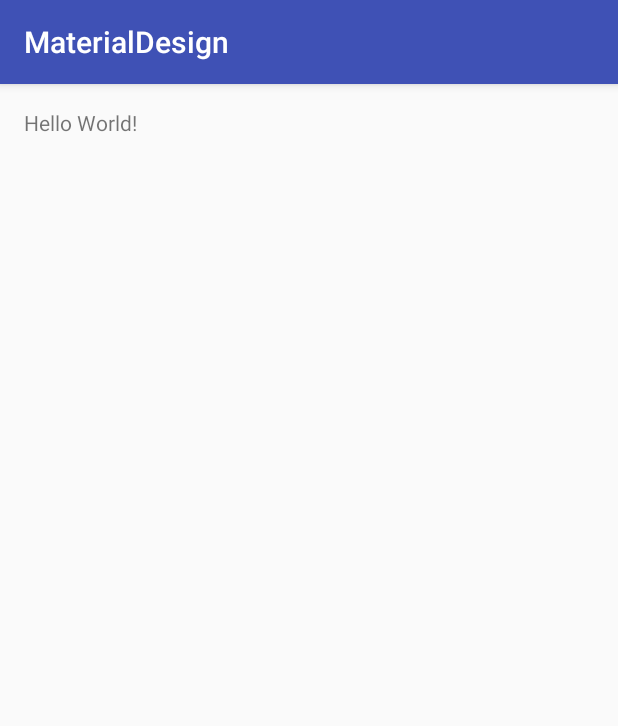
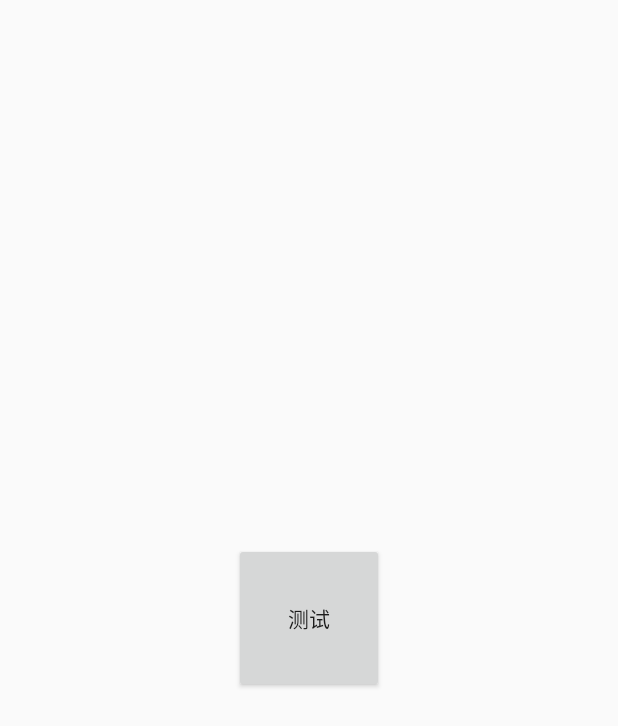
Before and after one commit to JalenFang/AndroidSample, an Android app: the screen it shows after launch (MainActivity), on a phone screen of 412 x 824 dp. Shown: the top 726 px of the screen. Run offline under Robolectric (Android 15) with nearby library versions, the phone set to English and light mode, and no system bars.

Commit message:
添加依赖文件

```diff
--- a/MaterialDesign/build.gradle
+++ b/MaterialDesign/build.gradle
@@ -25,5 +25,6 @@ dependencies {
         exclude group: 'com.android.support', module: 'support-annotations'
     })
     compile 'com.android.support:appcompat-v7:23.0.0'
+    compile 'com.android.support:design:23.3.0'
     testCompile 'junit:junit:4.12'
 }
--- a/MaterialDesign/src/main/res/layout/activity_main.xml
+++ b/MaterialDesign/src/main/res/layout/activity_main.xml
@@ -2,14 +2,17 @@
 <RelativeLayout xmlns:android="http://schemas.android.com/apk/res/android"
     android:id="@+id/activity_main"
     android:layout_width="match_parent"
-    android:layout_height="match_parent"
-    android:paddingBottom="@dimen/activity_vertical_margin"
-    android:paddingLeft="@dimen/activity_horizontal_margin"
-    android:paddingRight="@dimen/activity_horizontal_margin"
-    android:paddingTop="@dimen/activity_vertical_margin">
+    android:layout_height="match_parent">
 
-    <TextView
+    <Button
+        android:layout_width="100dp"
+        android:layout_height="100dp"
+        android:layout_centerInParent="true"
+        android:text="测试" />
+
+    <android.support.v7.widget.RecyclerView
         android:layout_width="wrap_content"
-        android:layout_height="wrap_content"
-        android:text="Hello World!" />
+        android:layout_height="wrap_content" />
+
+
 </RelativeLayout>
--- a/MaterialDesign/src/main/res/values/styles.xml
+++ b/MaterialDesign/src/main/res/values/styles.xml
@@ -1,7 +1,7 @@
 <resources>
 
     <!-- Base application theme. -->
-    <style name="AppTheme" parent="Theme.AppCompat.Light.DarkActionBar">
+    <style name="AppTheme" parent="Theme.AppCompat.Light.NoActionBar">
         <!-- Customize your theme here. -->
         <item name="colorPrimary">@color/colorPrimary</item>
         <item name="colorPrimaryDark">@color/colorPrimaryDark</item>
```
